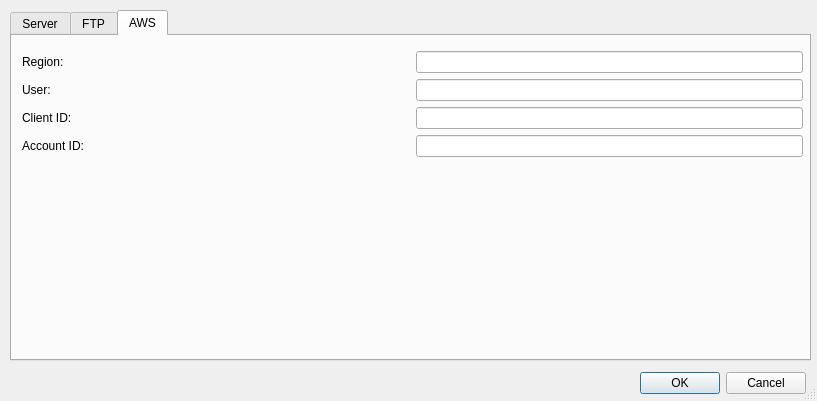
Qt form src/utils/EditConfigDialog.ui (jensvogt/awsmock-qt-ui) before a commit.
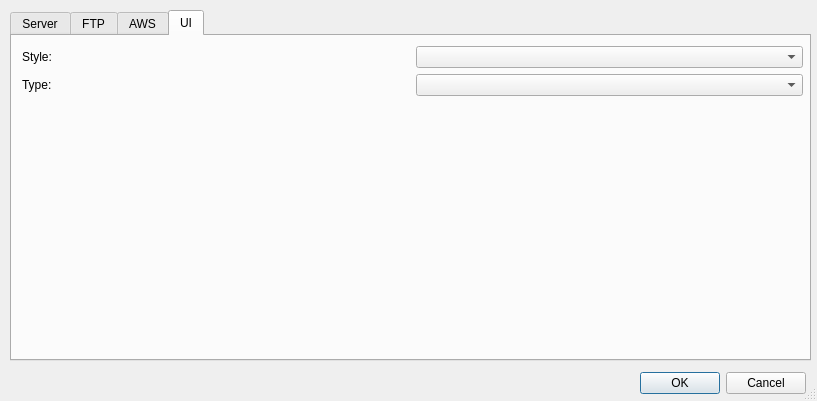
The same form after that commit.

```diff
--- a/src/utils/EditConfigDialog.ui
+++ b/src/utils/EditConfigDialog.ui
@@ -42,7 +42,7 @@
     </rect>
    </property>
    <property name="currentIndex">
-    <number>2</number>
+    <number>3</number>
    </property>
    <widget class="QWidget" name="tab">
     <attribute name="title">
@@ -257,6 +257,60 @@
      </layout>
     </widget>
    </widget>
+   <widget class="QWidget" name="uiTab">
+    <attribute name="title">
+     <string>UI</string>
+    </attribute>
+    <widget class="QWidget" name="verticalLayoutWidget_4">
+     <property name="geometry">
+      <rect>
+       <x>10</x>
+       <y>10</y>
+       <width>781</width>
+       <height>301</height>
+      </rect>
+     </property>
+     <layout class="QVBoxLayout" name="verticalLayout_4">
+      <item>
+       <layout class="QGridLayout" name="gridLayout_4">
+        <item row="0" column="1">
+         <widget class="QComboBox" name="styleCombo"/>
+        </item>
+        <item row="0" column="0">
+         <widget class="QLabel" name="styleLabel">
+          <property name="text">
+           <string>Style:</string>
+          </property>
+         </widget>
+        </item>
+        <item row="1" column="0">
+         <widget class="QLabel" name="styleTypeLabel">
+          <property name="text">
+           <string>Type:</string>
+          </property>
+         </widget>
+        </item>
+        <item row="1" column="1">
+         <widget class="QComboBox" name="styleTypeCombo"/>
+        </item>
+       </layout>
+      </item>
+      <item>
+       <spacer name="verticalSpacer_4">
+        <property name="orientation">
+         <enum>Qt::Orientation::Vertical</enum>
+        </property>
+        <property name="sizeHint" stdset="0">
+         <size>
+          <width>20</width>
+          <height>40</height>
+         </size>
+        </property>
+       </spacer>
+      </item>
+     </layout>
+    </widget>
+   </widget>
   </widget>
  </widget>
  <resources/>
```
Left out of the diff: 2 changed lines with no effect on the pictures.
